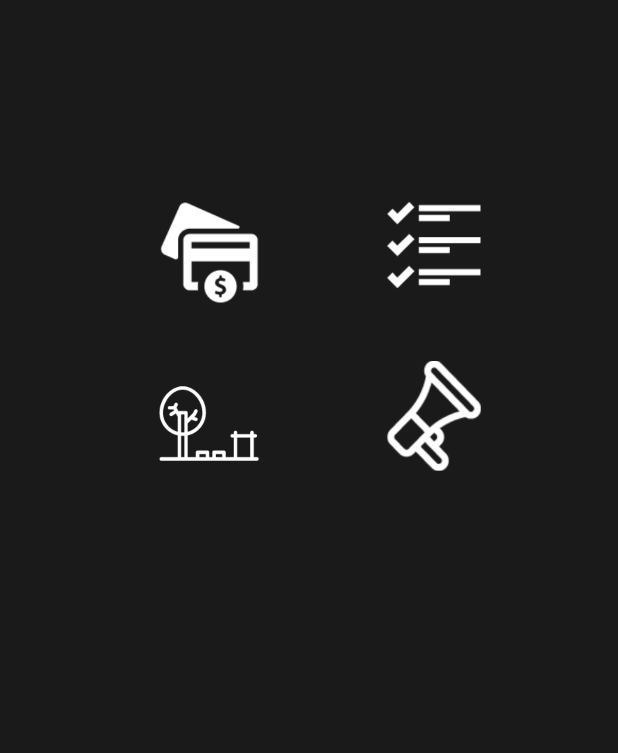
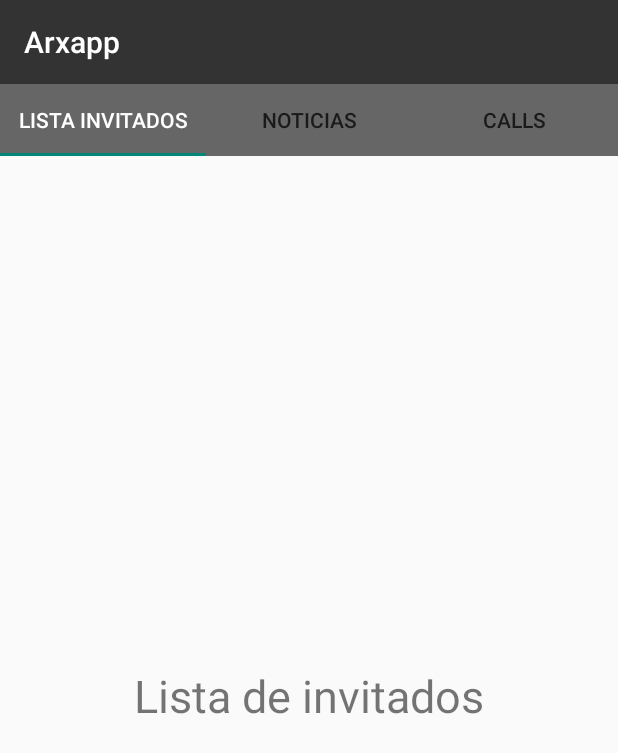
Before and after one commit to serjomac/arxApp, an Android app: the Login screen opened directly, with no data from a screen before it, after a tap on "INICIAR SESION", on a phone screen of 412 x 824 dp. Shown: the top 753 px of the screen. Run offline under Robolectric (Android 15) with nearby library versions, the phone set to English and light mode, and no system bars.

Commit message:
toolbar y tabLayout

```diff
--- a/app/build.gradle
+++ b/app/build.gradle
@@ -22,6 +22,9 @@ dependencies {
     implementation fileTree(dir: 'libs', include: ['*.jar'])
     implementation 'com.android.support:appcompat-v7:28.0.0'
     implementation 'com.android.support.constraint:constraint-layout:1.1.3'
+    implementation 'com.android.support:support-v4:28.0.0'
     testImplementation 'junit:junit:4.12'
+    implementation 'com.android.support:design:26.1.0'
+    implementation 'com.android.support:design:27.1.0'
 
 }
--- a/app/src/main/java/app/arxapp/jonathan/arxapp/Incicar_Sesion.java
+++ b/app/src/main/java/app/arxapp/jonathan/arxapp/Incicar_Sesion.java
@@ -17,7 +17,7 @@ public class Incicar_Sesion extends AppCompatActivity {
             @Override
             public void onClick(View v) {
 
-                Intent intent2 = new Intent(v.getContext(), Menu_Residente.class);
+                Intent intent2 = new Intent(v.getContext(), activity_administracion_ciudadela.class);
                 startActivityForResult(intent2,0);
             }
         });
--- /dev/null
+++ b/app/src/main/java/app/arxapp/jonathan/arxapp/ListFragment.java
@@ -0,0 +1,29 @@
+package app.arxapp.jonathan.arxapp;
+
+
+import android.os.Bundle;
+import android.support.v4.app.Fragment;
+import android.view.LayoutInflater;
+import android.view.View;
+import android.view.ViewGroup;
+
+
+/**
+ * A simple {@link Fragment} subclass.
+ */
+public class ListFragment extends Fragment {
+
+
+    public ListFragment() {
+        // Required empty public constructor
+    }
+
+
+    @Override
+    public View onCreateView(LayoutInflater inflater, ViewGroup container,
+                             Bundle savedInstanceState) {
+        // Inflate the layout for this fragment
+        return inflater.inflate(R.layout.fragment_list, container, false);
+    }
+
+}
--- a/app/src/main/java/app/arxapp/jonathan/arxapp/Login.java
+++ b/app/src/main/java/app/arxapp/jonathan/arxapp/Login.java
@@ -20,7 +20,7 @@ public class Login extends AppCompatActivity {
             @Override
             public void onClick(View v) {
 
-                Intent intent2 = new Intent(v.getContext(), Menu_Residente.class);
+                Intent intent2 = new Intent(v.getContext(), activity_administracion_ciudadela.class);
                 startActivityForResult(intent2,0);
             }
         });
--- /dev/null
+++ b/app/src/main/java/app/arxapp/jonathan/arxapp/NoticiasFragment.java
@@ -0,0 +1,29 @@
+package app.arxapp.jonathan.arxapp;
+
+
+import android.os.Bundle;
+import android.support.v4.app.Fragment;
+import android.view.LayoutInflater;
+import android.view.View;
+import android.view.ViewGroup;
+
+
+/**
+ * A simple {@link Fragment} subclass.
+ */
+public class NoticiasFragment extends Fragment {
+
+
+    public NoticiasFragment() {
+        // Required empty public constructor
+    }
+
+
+    @Override
+    public View onCreateView(LayoutInflater inflater, ViewGroup container,
+                             Bundle savedInstanceState) {
+        // Inflate the layout for this fragment
+        return inflater.inflate(R.layout.fragment_noticias2, container, false);
+    }
+
+}
--- /dev/null
+++ b/app/src/main/java/app/arxapp/jonathan/arxapp/PageAdapter.java
@@ -0,0 +1,34 @@
+package app.arxapp.jonathan.arxapp;
+
+import android.support.v4.app.Fragment;
+import android.support.v4.app.FragmentManager;
+import android.support.v4.app.FragmentPagerAdapter;
+
+public class PageAdapter extends FragmentPagerAdapter {
+
+    private int numOfTabs;
+
+    PageAdapter(FragmentManager fm, int numOfTabs) {
+        super(fm);
+        this.numOfTabs = numOfTabs;
+    }
+
+    @Override
+    public Fragment getItem(int position) {
+        switch (position) {
+            case 0:
+                return new ListFragment();
+            case 1:
+                return new NoticiasFragment();
+            case 2:
+                return new CallFragment();
+            default:
+                return null;
+        }
+    }
+
+    @Override
+    public int getCount() {
+        return numOfTabs;
+    }
+}
--- /dev/null
+++ b/app/src/main/java/app/arxapp/jonathan/arxapp/activity_administracion_ciudadela.java
@@ -0,0 +1,55 @@
+package app.arxapp.jonathan.arxapp;
+
+import android.annotation.TargetApi;
+import android.os.Build;
+import android.support.annotation.RequiresApi;
+import android.support.design.widget.TabItem;
+import android.support.design.widget.TabLayout;
+import android.support.v4.view.ViewPager;
+import android.support.v7.app.AppCompatActivity;
+import android.os.Bundle;
+import android.app.ActionBar;
+import android.support.v7.widget.Toolbar;
+
+public class activity_administracion_ciudadela extends AppCompatActivity {
+
+    Toolbar toolbar;
+    TabLayout tabLayout;
+    ViewPager viewPager;
+    PageAdapter pageAdapter;
+    TabItem tabLista;
+    TabItem tabNoticias;
+    //TabItem tab..;
+
+
+
+    @TargetApi(Build.VERSION_CODES.LOLLIPOP)
+    @RequiresApi(api = Build.VERSION_CODES.LOLLIPOP)
+    @Override
+    protected void onCreate(Bundle savedInstanceState) {
+        super.onCreate(savedInstanceState);
+        setContentView(R.layout.activity_administracion_ciudadela);
+
+        toolbar = findViewById(R.id.toolbar);
+        toolbar.setTitle("Arxapp");
+        setSupportActionBar(toolbar);
+
+        tabLayout = findViewById(R.id.tablayout);
+        tabLista = findViewById(R.id.tabLista);
+        tabNoticias = findViewById(R.id.tabNoticias);
+        //TabItem tabCalls = findViewById(R.id.tabCalls);
+        viewPager = findViewById(R.id.viewPager);
+
+        pageAdapter = new PageAdapter(getSupportFragmentManager(), tabLayout.getTabCount());
+        viewPager.setAdapter(pageAdapter);
+
+        viewPager.addOnPageChangeListener(new TabLayout.TabLayoutOnPageChangeListener(tabLayout));
+
+
+
+
+    }
+
+
+
+}
--- /dev/null
+++ b/app/src/main/res/layout/activity_administracion_ciudadela.xml
@@ -0,0 +1,52 @@
+<?xml version="1.0" encoding="utf-8"?>
+<LinearLayout xmlns:android="http://schemas.android.com/apk/res/android"
+xmlns:app="http://schemas.android.com/apk/res-auto"
+xmlns:tools="http://schemas.android.com/tools"
+android:layout_width="match_parent"
+android:layout_height="match_parent"
+android:orientation="vertical"
+tools:context=".activity_administracion_ciudadela">
+
+<android.support.v7.widget.Toolbar
+    android:id="@+id/toolbar"
+    android:layout_width="match_parent"
+    android:layout_height="wrap_content"
+    android:background="@color/colorAccent"
+    android:minHeight="?attr/actionBarSize"
+    android:theme="?attr/actionBarTheme"
+    app:popupTheme="@style/ThemeOverlay.AppCompat.Light"
+    app:theme="@style/ThemeOverlay.AppCompat.Dark" />
+
+<android.support.design.widget.TabLayout
+    android:id="@+id/tablayout"
+    android:layout_width="match_parent"
+    android:layout_height="wrap_content"
+    android:background="@color/colorPrimaryDark"
+    app:tabSelectedTextColor="@android:color/white"
+    app:tabTextColor="@color/colorPrimary">
+
+    <android.support.design.widget.TabItem
+        android:id="@+id/tabLista"
+        android:layout_width="wrap_content"
+        android:layout_height="wrap_content"
+        android:text="lista invitados" />
+
+    <android.support.design.widget.TabItem
+        android:id="@+id/tabNoticias"
+        android:layout_width="wrap_content"
+        android:layout_height="wrap_content"
+        android:text="noticias" />
+
+    <android.support.design.widget.TabItem
+        android:id="@+id/tabCalls"
+        android:layout_width="wrap_content"
+        android:layout_height="wrap_content"
+        android:text="Calls" />
+
+    </android.support.design.widget.TabLayout>
+
+    <android.support.v4.view.ViewPager
+        android:id="@+id/viewPager"
+        android:layout_width="match_parent"
+        android:layout_height="wrap_content" />
+    </LinearLayout>
--- /dev/null
+++ b/app/src/main/res/layout/fragment_list.xml
@@ -0,0 +1,17 @@
+<?xml version="1.0" encoding="utf-8"?>
+<FrameLayout xmlns:android="http://schemas.android.com/apk/res/android"
+    xmlns:tools="http://schemas.android.com/tools"
+    android:layout_width="match_parent"
+    android:layout_height="match_parent"
+    tools:context=".ListFragment">
+
+    <!-- TODO: Update blank fragment layout -->
+
+    <TextView
+        android:layout_width="wrap_content"
+        android:layout_height="wrap_content"
+        android:layout_gravity="center_vertical|center_horizontal"
+        android:text="Lista de invitados"
+        android:textSize="30sp" />
+
+</FrameLayout>
--- a/app/src/main/res/values/colors.xml
+++ b/app/src/main/res/values/colors.xml
@@ -1,6 +1,6 @@
 <?xml version="1.0" encoding="utf-8"?>
 <resources>
-    <color name="colorPrimary">#008577</color>
-    <color name="colorPrimaryDark">#00574B</color>
-    <color name="colorAccent">#D81B60</color>
+    <color name="colorPrimary">#1a1a1a</color>
+    <color name="colorPrimaryDark">#666666</color>
+    <color name="colorAccent">#333333</color>
 </resources>
--- a/app/src/main/res/values/strings.xml
+++ b/app/src/main/res/values/strings.xml
@@ -27,4 +27,7 @@
         <item>Vicrieel</item>
     </string-array>
 
+    <!-- TODO: Remove or change this placeholder text -->
+    <string name="hello_blank_fragment">Hello blank fragment</string>
+
 </resources>
```
Also changed, not shown: app/src/main/AndroidManifest.xml (+7 -22 lines), app/src/main/java/app/arxapp/jonathan/arxapp/CallFragment.java (added, +29 -0 lines), app/src/main/java/app/arxapp/jonathan/arxapp/activity_administracion_ciudadela_lista.java (added, +13 -0 lines), app/src/main/res/layout/activity_administracion_ciudadela_lista.xml (added, +9 -0 lines), app/src/main/res/layout/fragment_call.xml (added, +16 -0 lines), app/src/main/res/layout/fragment_noticias2.xml (added, +16 -0 lines), 2 other files.
